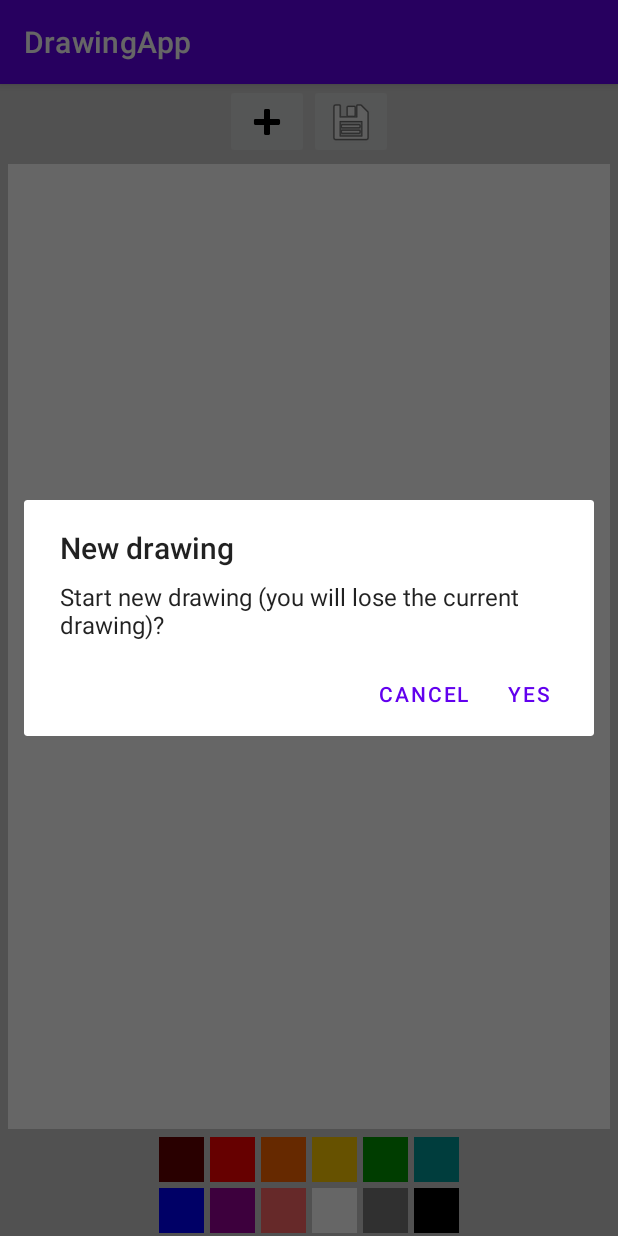
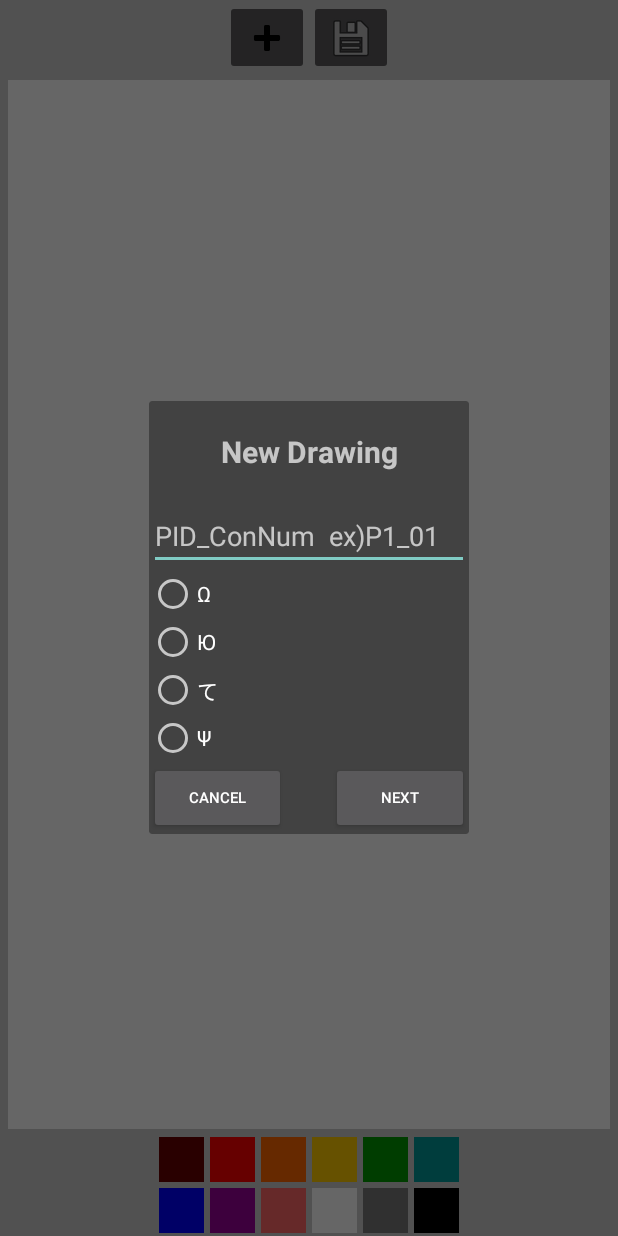
Before and after one commit to HZie/hcil_drawingApp, an Android app: the screen it shows after launch (MainActivity), after a tap on "New", on a phone screen of 412 x 824 dp. Run offline under Robolectric (Android 15) with nearby library versions, the phone set to English and light mode, and no system bars.

Commit message:
create each log file by conditions and shapes

```diff
--- a/app/src/main/AndroidManifest.xml
+++ b/app/src/main/AndroidManifest.xml
@@ -8,7 +8,7 @@
         android:label="@string/app_name"
         android:roundIcon="@mipmap/ic_launcher_round"
         android:supportsRtl="true"
-        android:theme="@style/Theme.DrawingApp">
+        android:theme="@style/Theme.AppCompat.NoActionBar">
         <activity
             android:name=".MainActivity"
             android:exported="true">
--- a/app/src/main/java/com/example/drawingapp/DrawingView.java
+++ b/app/src/main/java/com/example/drawingapp/DrawingView.java
@@ -38,10 +38,7 @@ public class DrawingView extends View {
     private Bitmap canvasBitmap;
 
     // choosing brush
-    private float brushSize, lastBrushSize;
-
-    // erasing
-    private boolean erase=false;
+    private float brushSize;
 
 
     // sound playing
@@ -50,7 +47,8 @@ public class DrawingView extends View {
     // playing sound
     boolean isSet = false;
 
-    int count = 0;
+    // log file title
+    static String title = "init";
 
     public DrawingView(Context context, AttributeSet attrs) {
         super(context, attrs);
@@ -70,7 +68,6 @@ public class DrawingView extends View {
         drawPaint.setStrokeCap(Paint.Cap.ROUND);
         canvasPaint = new Paint(Paint.DITHER_FLAG);
         brushSize = getResources().getInteger(R.integer.medium_size);
-        lastBrushSize = brushSize;
         drawPaint.setStrokeWidth(brushSize);
 
     }
@@ -126,35 +123,10 @@ public class DrawingView extends View {
         drawPaint.setColor(paintColor);
     }
 
-    /*
-    // choosing brush
-    public void setBrushSize(float newSize){
-//update size
-        float pixelAmount = TypedValue.applyDimension(TypedValue.COMPLEX_UNIT_DIP,
-                newSize, getResources().getDisplayMetrics());
-        brushSize=pixelAmount;
-        drawPaint.setStrokeWidth(brushSize);
-    }
-
-    public void setLastBrushSize(float lastSize){
-        lastBrushSize=lastSize;
-    }
-    public float getLastBrushSize(){
-        return lastBrushSize;
-    }
-
-    public void setErase(boolean isErase){
-//set erase true or false
-        erase=isErase;
-        if(erase) drawPaint.setXfermode(new PorterDuffXfermode(PorterDuff.Mode.CLEAR));
-        else drawPaint.setXfermode(null);
-    }
-*/
-    public void startNew(){
+    public void startNew(String title){
+        this.title = title;
         drawCanvas.drawColor(0, PorterDuff.Mode.CLEAR);
-        count++;
-        String fileStartLog = "\n\n\n----------------new fileNum: "+count+"----------------\n";
-        writeLog((fileStartLog));
+        writeLog(title);
         invalidate();
     }
 
@@ -170,7 +142,7 @@ public class DrawingView extends View {
 
     public static void writeLog(String str) {
         String str_Path_Full = Environment.getExternalStorageDirectory()
-                .getAbsolutePath() + "/download/logdata.txt";
+                .getAbsolutePath() + "/download/"+title+".txt";
         File file = new File(str_Path_Full);
         if (file.exists() == false) {
             try {
--- a/app/src/main/java/com/example/drawingapp/MainActivity.java
+++ b/app/src/main/java/com/example/drawingapp/MainActivity.java
@@ -7,6 +7,7 @@ import android.media.SoundPool;
 import android.os.Bundle;
 import android.view.View;
 import android.widget.Button;
+import android.widget.EditText;
 import android.widget.ImageButton;
 import android.widget.LinearLayout;
 import java.util.UUID;
@@ -15,6 +16,8 @@ import android.app.AlertDialog;
 import android.app.Dialog;
 import android.content.DialogInterface;
 import android.view.View.OnClickListener;
+import android.widget.RadioButton;
+import android.widget.RadioGroup;
 import android.widget.Toast;
 
 public class MainActivity extends AppCompatActivity implements View.OnClickListener {
@@ -28,6 +31,9 @@ public class MainActivity extends AppCompatActivity implements View.OnClickListe
     public static Context context;
 
     private DrawingView drawView;
+
+    String title = "";
+
     @Override
     protected void onCreate(Bundle savedInstanceState) {
         // interaction
@@ -40,19 +46,6 @@ public class MainActivity extends AppCompatActivity implements View.OnClickListe
         currPaint = (ImageButton)paintLayout.getChildAt(0);
         currPaint.setImageDrawable(getResources().getDrawable(R.drawable.paint_pressed));
 
-        /*
-        // choosing brush
-        smallBrush = getResources().getInteger(R.integer.small_size);
-        mediumBrush = getResources().getInteger(R.integer.medium_size);
-        largeBrush = getResources().getInteger(R.integer.large_size);
-        drawBtn = (ImageButton)findViewById(R.id.draw_btn);
-        drawBtn.setOnClickListener(this);
-        drawView.setBrushSize(mediumBrush);
-
-        // erasing
-        eraseBtn = (ImageButton)findViewById(R.id.erase_btn);
-        eraseBtn.setOnClickListener(this);
-*/
         // creating new canvas
         newBtn = (ImageButton)findViewById(R.id.new_btn);
         newBtn.setOnClickListener(this);
@@ -65,11 +58,7 @@ public class MainActivity extends AppCompatActivity implements View.OnClickListe
     }
 
     public void paintClicked(View view){
-        /*
-        drawView.setErase(false);
-        drawView.setBrushSize(drawView.getLastBrushSize());
-        */
-        //use chosen color
+
         if(view!=currPaint){
 //update color
             ImageButton imgView = (ImageButton)view;
@@ -83,94 +72,52 @@ public class MainActivity extends AppCompatActivity implements View.OnClickListe
         }
     }
 
+
     @Override
     public void onClick(View view){
 //respond to clicks
-        /*
-        if(view.getId()==R.id.draw_btn){
-            //draw button clicked
-            final Dialog brushDialog = new Dialog(this);
-            brushDialog.setTitle("Brush size:");
-            brushDialog.setContentView(R.layout.brush_chooser);
+        if(view.getId()==R.id.new_btn){
+            Dialog dialog = new Dialog(MainActivity.this);
+            dialog.setContentView(R.layout.newfile_dialog);
+            dialog.show();
 
-            ImageButton smallBtn = (ImageButton)brushDialog.findViewById(R.id.small_brush);
-            smallBtn.setOnClickListener(new OnClickListener(){
+            EditText pid = dialog.findViewById(R.id.pid_condition);
+            RadioGroup rg = dialog.findViewById(R.id.rbtn_group);
+
+            Button nextBtn = dialog.findViewById(R.id.btn_next);
+            nextBtn.setOnClickListener(new View.OnClickListener(){
                 @Override
-                public void onClick(View v) {
-                    drawView.setBrushSize(smallBrush);
-                    drawView.setLastBrushSize(smallBrush);
-                    brushDialog.dismiss();
+                public void onClick(View view){
+                    RadioButton rb = dialog.findViewById(rg.getCheckedRadioButtonId());
+                    title = pid.getText().toString() + "-"+rb.getText().toString();
+                    drawView.startNew(title);
+                    dialog.dismiss();
                 }
             });
 
-            ImageButton mediumBtn = (ImageButton)brushDialog.findViewById(R.id.medium_brush);
-            mediumBtn.setOnClickListener(new OnClickListener(){
+            Button cancelBtn = dialog.findViewById(R.id.btn_cancel);
+            cancelBtn.setOnClickListener(new View.OnClickListener(){
                 @Override
-                public void onClick(View v) {
-                    drawView.setBrushSize(mediumBrush);
-                    drawView.setLastBrushSize(mediumBrush);
-                    brushDialog.dismiss();
+                public void onClick(View view){
+                    dialog.dismiss();
                 }
             });
 
-            ImageButton largeBtn = (ImageButton)brushDialog.findViewById(R.id.large_brush);
-            largeBtn.setOnClickListener(new OnClickListener(){
-                @Override
-                public void onClick(View v) {
-                    drawView.setBrushSize(largeBrush);
-                    drawView.setLastBrushSize(largeBrush);
-                    brushDialog.dismiss();
-                }
-            });
-            brushDialog.show();
-        }
+            //new button
+            /*
+            View newfileDialog = getLayoutInflater().inflate(R.layout.newfile_dialog, null);
+            final EditText pidCond = (EditText)newfileDialog.findViewById(R.id.pid_condition);
+            final RadioGroup shapeGroup = (RadioGroup) newfileDialog.findViewById(R.id.rbtn_group);
 
-        else if(view.getId()==R.id.erase_btn){
-            //switch to erase - choose size
-            final Dialog brushDialog = new Dialog(this);
-            brushDialog.setTitle("Eraser size:");
-            brushDialog.setContentView(R.layout.brush_chooser);
-            ImageButton smallBtn = (ImageButton)brushDialog.findViewById(R.id.small_brush);
-            smallBtn.setOnClickListener(new OnClickListener(){
-                @Override
-                public void onClick(View v) {
-                    drawView.setErase(true);
-                    drawView.setBrushSize(smallBrush);
-                    drawView.setErase(false);
-                    brushDialog.dismiss();
-                }
-            });
-            ImageButton mediumBtn = (ImageButton)brushDialog.findViewById(R.id.medium_brush);
-            mediumBtn.setOnClickListener(new OnClickListener(){
-                @Override
-                public void onClick(View v) {
-                    drawView.setErase(true);
-                    drawView.setBrushSize(mediumBrush);
-                    drawView.setErase(false);
-                    brushDialog.dismiss();
-                }
-            });
-            ImageButton largeBtn = (ImageButton)brushDialog.findViewById(R.id.large_brush);
-            largeBtn.setOnClickListener(new OnClickListener(){
-                @Override
-                public void onClick(View v) {
-                    drawView.setErase(true);
-                    drawView.setBrushSize(largeBrush);
-                    drawView.setErase(false);
-                    brushDialog.dismiss();
-                }
-            });
-            brushDialog.show();
-        }
-
-        else */if(view.getId()==R.id.new_btn){
-            //new button
             AlertDialog.Builder newDialog = new AlertDialog.Builder(this);
+            newDialog.setView(R.layout.newfile_dialog);
             newDialog.setTitle("New drawing");
-            newDialog.setMessage("Start new drawing (you will lose the current drawing)?");
             newDialog.setPositiveButton("Yes", new DialogInterface.OnClickListener(){
                 public void onClick(DialogInterface dialog, int which){
-                    drawView.startNew();
+                    System.out.println(pidCond.getText().toString());
+                    title = pidCond.getText().toString() + shapeGroup.getCheckedRadioButtonId();
+
+                    drawView.startNew(title);
                     dialog.dismiss();
                 }
             });
@@ -179,28 +126,23 @@ public class MainActivity extends AppCompatActivity implements View.OnClickListe
                     dialog.cancel();
                 }
             });
-            newDialog.show();
+            newDialog.show();*/
         }
         else if(view.getId()==R.id.save_btn){
             //save drawing
             AlertDialog.Builder saveDialog = new AlertDialog.Builder(this);
             saveDialog.setTitle("Save drawing");
-            saveDialog.setMessage("Save drawing to device Gallery?");
-            saveDialog.setPositiveButton("Yes", new DialogInterface.OnClickListener(){
+            saveDialog.setMessage("Saved");
+            saveDialog.setPositiveButton("OK", new DialogInterface.OnClickListener(){
                 public void onClick(DialogInterface dialog, int which){
                     //save drawing
-                }
-            });
-            saveDialog.setNegativeButton("Cancel", new DialogInterface.OnClickListener(){
-                public void onClick(DialogInterface dialog, int which){
-                    dialog.cancel();
                 }
             });
             saveDialog.show();
             drawView.setDrawingCacheEnabled(true);
             String imgSaved = MediaStore.Images.Media.insertImage(
                     getContentResolver(), drawView.getDrawingCache(),
-                    UUID.randomUUID().toString()+".png", "drawing");
+                    title, "drawing");
             if(imgSaved!=null){
                 Toast savedToast = Toast.makeText(getApplicationContext(),
                         "Drawing saved to Gallery!", Toast.LENGTH_SHORT);
@@ -208,7 +150,7 @@ public class MainActivity extends AppCompatActivity implements View.OnClickListe
             }
             else{
                 Toast unsavedToast = Toast.makeText(getApplicationContext(),
-                        "Oops! Image could not be saved.", Toast.LENGTH_SHORT);
+                        "Image could not be saved.", Toast.LENGTH_SHORT);
                 unsavedToast.show();
             }
             drawView.destroyDrawingCache();
--- a/app/src/main/res/layout/brush_chooser.xml
+++ /dev/null
@@ -1,34 +0,0 @@
-<?xml version="1.0" encoding="utf-8"?>
-<androidx.constraintlayout.widget.ConstraintLayout xmlns:android="http://schemas.android.com/apk/res/android"
-    android:layout_width="match_parent"
-    android:layout_height="match_parent">
-    <LinearLayout xmlns:android="https://schemas.android.com/apk/res/android"
-        android:layout_width="match_parent"
-        android:layout_height="match_parent"
-        android:gravity="center"
-        android:orientation="vertical" >
-        <ImageButton
-            android:id="@+id/small_brush"
-            android:layout_width="wrap_content"
-            android:layout_height="wrap_content"
-            android:layout_weight="1"
-            android:contentDescription="@string/sml"
-            android:src="@drawable/small" />
-
-        <ImageButton
-            android:id="@+id/medium_brush"
-            android:layout_width="wrap_content"
-            android:layout_height="wrap_content"
-            android:layout_weight="1"
-            android:contentDescription="@string/med"
-            android:src="@drawable/medium" />
-
-        <ImageButton
-            android:id="@+id/large_brush"
-            android:layout_width="wrap_content"
-            android:layout_height="wrap_content"
-            android:layout_weight="1"
-            android:contentDescription="@string/lrg"
-            android:src="@drawable/large" />
-    </LinearLayout>
-</androidx.constraintlayout.widget.ConstraintLayout>
--- /dev/null
+++ b/app/src/main/res/layout/newfile_dialog.xml
@@ -0,0 +1,85 @@
+<?xml version="1.0" encoding="utf-8"?>
+<LinearLayout xmlns:android="http://schemas.android.com/apk/res/android"
+    android:layout_width="wrap_content"
+    android:layout_height="wrap_content"
+    android:layout_gravity="center"
+    android:orientation="vertical">
+
+    <TextView
+        android:layout_width="match_parent"
+        android:layout_height="wrap_content"
+        android:padding="20dp"
+        android:text="New Drawing"
+        android:textAlignment="center"
+        android:textSize="20sp"
+        android:textStyle="bold" />
+
+    <EditText
+        android:id="@+id/pid_condition"
+        android:layout_width="match_parent"
+        android:layout_height="wrap_content"
+        android:ems="10"
+        android:hint="PID_ConNum  ex)P1_01" />
+
+    <RadioGroup
+        android:id="@+id/rbtn_group"
+        android:layout_width="match_parent"
+        android:layout_height="match_parent" >
+
+        <RadioButton
+            android:id="@+id/rbtn01_ohm"
+            android:layout_width="match_parent"
+            android:layout_height="wrap_content"
+            android:text="Ω" />
+
+        <RadioButton
+            android:id="@+id/rbtn02_ju"
+            android:layout_width="match_parent"
+            android:layout_height="wrap_content"
+            android:text="Ю" />
+
+        <RadioButton
+            android:id="@+id/rbtn03_te"
+            android:layout_width="match_parent"
+            android:layout_height="wrap_content"
+            android:text="て" />
+
+        <RadioButton
+            android:id="@+id/rbtn04_psi"
+            android:layout_width="match_parent"
+            android:layout_height="wrap_content"
+            android:text="Ψ" />
+    </RadioGroup>
+
+    <LinearLayout
+        android:layout_width="match_parent"
+        android:layout_height="match_parent"
+        android:orientation="horizontal"
+        android:layout_weight="10"
+        >
+
+        <Button
+            android:id="@+id/btn_cancel"
+            android:layout_width="wrap_content"
+            android:layout_height="wrap_content"
+            android:layout_weight="1"
+            android:text="Cancel"
+            android:textSize="10sp" />
+
+        <Space
+            android:layout_width="wrap_content"
+            android:layout_height="wrap_content"
+            android:layout_weight="8" />
+
+        <Button
+            android:id="@+id/btn_next"
+            android:layout_width="wrap_content"
+            android:layout_height="wrap_content"
+            android:layout_weight="1"
+            android:text="Next"
+            android:textColor="@color/white"
+            android:textSize="10sp" />
+    </LinearLayout>
+
+
+</LinearLayout>
```
Also changed, not shown: 1 other file.
